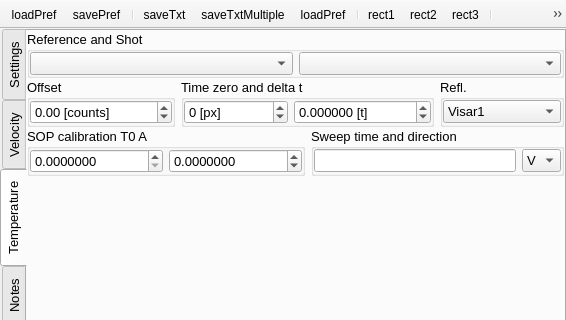
The window that UIs/nVISAR1.ui (NeutrinoToolkit/Neutrino) describes before a commit, drawn with Qt 5; both pictures show x 0 to 566 and y 0 to 320 of the 566 by 510 pixel window.
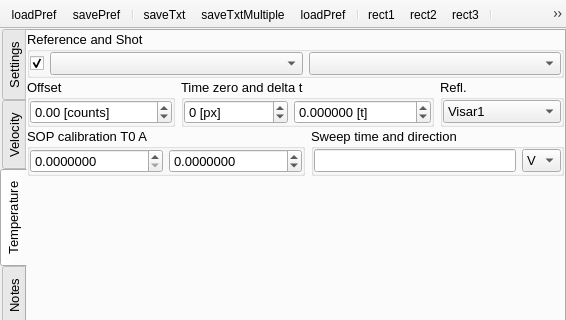
The same window after the commit. The open tabs and pages were chosen to show the change. Icons and pictures are not drawn. Custom widgets are drawn as their Qt base class.

Patch:
```diff
--- a/UIs/nVISAR1.ui
+++ b/UIs/nVISAR1.ui
@@ -262,7 +262,7 @@
           <property name="title">
            <string>Reference and Shot</string>
           </property>
-          <layout class="QGridLayout" name="gridLayout_9">
+          <layout class="QGridLayout" name="gridLayout_9" columnstretch="0,1,1">
            <property name="leftMargin">
             <number>0</number>
            </property>
@@ -275,19 +275,7 @@
            <property name="bottomMargin">
             <number>0</number>
            </property>
-           <item row="0" column="0">
-            <widget class="QComboBox" name="sopRef">
-             <property name="font">
-              <font>
-               <pointsize>10</pointsize>
-              </font>
-             </property>
-             <property name="neutrinoImage" stdset="0">
-              <bool>true</bool>
-             </property>
-            </widget>
-           </item>
-           <item row="0" column="1">
+           <item row="0" column="2">
             <widget class="QComboBox" name="sopShot">
              <property name="font">
               <font>
@@ -299,6 +287,39 @@
              </property>
             </widget>
            </item>
+           <item row="0" column="1">
+            <widget class="QComboBox" name="sopRef">
+             <property name="font">
+              <font>
+               <pointsize>10</pointsize>
+              </font>
+             </property>
+             <property name="neutrinoImage" stdset="0">
+              <bool>true</bool>
+             </property>
+            </widget>
+           </item>
+           <item row="0" column="0">
+            <widget class="QCheckBox" name="enableSOP">
+             <property name="font">
+              <font>
+               <pointsize>10</pointsize>
+              </font>
+             </property>
+             <property name="toolTip">
+              <string>Enable SOP</string>
+             </property>
+             <property name="text">
+              <string/>
+             </property>
+             <property name="checked">
+              <bool>true</bool>
+             </property>
+             <property name="neutrinoSave" stdset="0">
+              <bool>true</bool>
+             </property>
+            </widget>
+           </item>
           </layout>
          </widget>
         </item>
```
Left out of the diff: 2 changed lines with no effect on the pictures.
